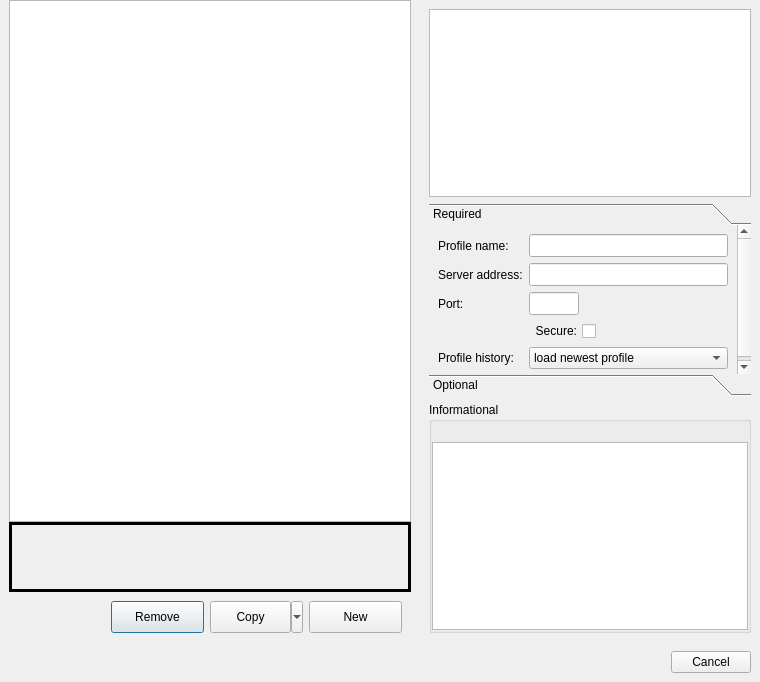
The window that src/ui/connection_profiles.ui (Mudlet/Mudlet) describes before a commit, drawn with Qt 5.
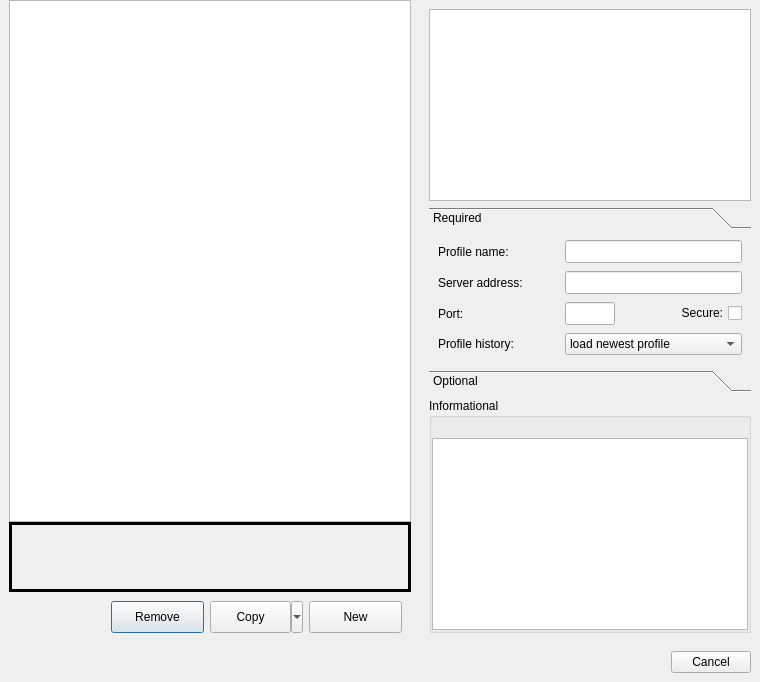
The same window after the commit. Icons and pictures are not drawn.

Commit message: Fix 'secure' button to align

Patch:
```diff
--- a/src/ui/connection_profiles.ui
+++ b/src/ui/connection_profiles.ui
@@ -486,8 +486,8 @@
              <rect>
               <x>0</x>
               <y>0</y>
-              <width>308</width>
-              <height>167</height>
+              <width>322</width>
+              <height>156</height>
              </rect>
             </property>
             <property name="sizePolicy">
@@ -499,10 +499,7 @@
             <attribute name="label">
              <string>Required</string>
             </attribute>
-            <layout class="QFormLayout" name="formLayout">
-             <property name="fieldGrowthPolicy">
-              <enum>QFormLayout::ExpandingFieldsGrow</enum>
-             </property>
+            <layout class="QGridLayout" name="gridLayout">
              <item row="0" column="0">
               <widget class="QLabel" name="label_profileName">
                <property name="text">
@@ -513,7 +510,7 @@
                </property>
               </widget>
              </item>
-             <item row="0" column="1">
+             <item row="0" column="1" colspan="2">
               <widget class="QLineEdit" name="profile_name_entry">
                <property name="font">
                 <font>
@@ -532,7 +529,7 @@
                </property>
               </widget>
              </item>
-             <item row="2" column="0">
+             <item row="1" column="0">
               <widget class="QLabel" name="label_serverUrl">
                <property name="text">
                 <string>Server address:</string>
@@ -542,7 +539,7 @@
                </property>
               </widget>
              </item>
-             <item row="2" column="1">
+             <item row="1" column="1" colspan="2">
               <widget class="QLineEdit" name="host_name_entry">
                <property name="minimumSize">
                 <size>
@@ -564,7 +561,7 @@
                </property>
               </widget>
              </item>
-             <item row="4" column="0">
+             <item row="2" column="0">
               <widget class="QLabel" name="label_port">
                <property name="text">
                 <string>Port:</string>
@@ -574,7 +571,7 @@
                </property>
               </widget>
              </item>
-             <item row="4" column="1">
+             <item row="2" column="1">
               <widget class="QLineEdit" name="port_entry">
                <property name="minimumSize">
                 <size>
@@ -614,7 +611,7 @@
                </property>
               </widget>
              </item>
-             <item row="5" column="1">
+             <item row="2" column="2">
               <widget class="QCheckBox" name="port_ssl_tsl">
                <property name="accessibleName">
                 <string>Connect via a secure protocol</string>
@@ -630,7 +627,7 @@
                </property>
               </widget>
              </item>
-             <item row="6" column="0">
+             <item row="3" column="0">
               <widget class="QLabel" name="label_profileHistory">
                <property name="text">
                 <string>Profile history:</string>
@@ -640,7 +637,7 @@
                </property>
               </widget>
              </item>
-             <item row="6" column="1">
+             <item row="3" column="1" colspan="2">
               <widget class="QComboBox" name="profile_history">
                <property name="sizePolicy">
                 <sizepolicy hsizetype="Expanding" vsizetype="Fixed">
```
